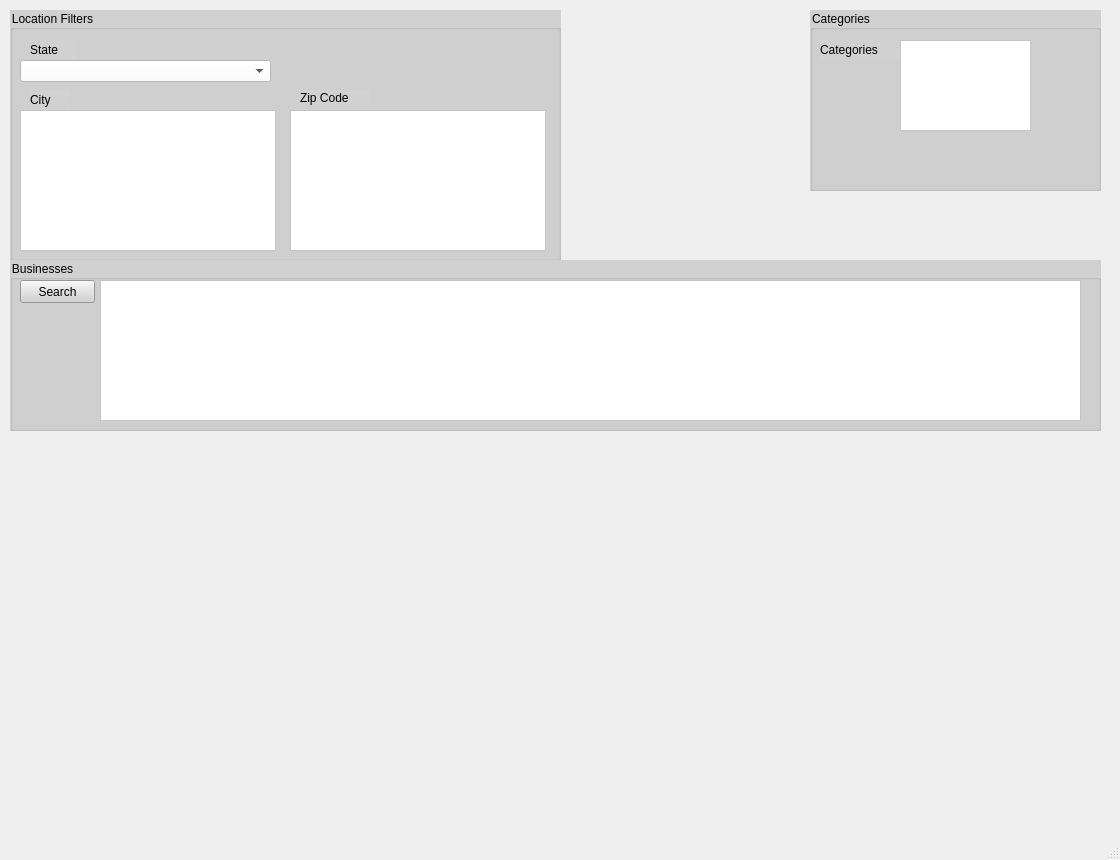
Above: ProjectUI.ui from Quickbick/YelpDatasetChallenge before the change. Below: the same form after it.
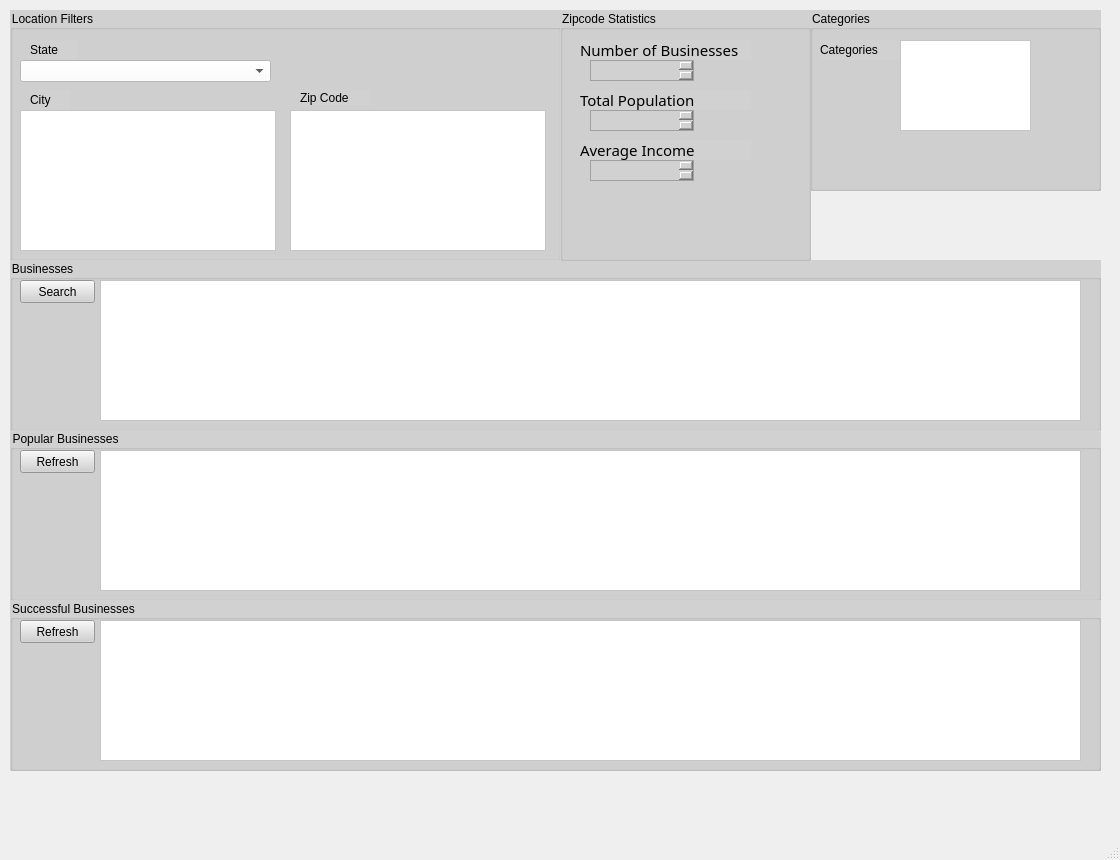
That is the form after the change.

Commit message: added zipdata to database and GUI

Patch:
```diff
--- a/ProjectUI.ui
+++ b/ProjectUI.ui
@@ -206,6 +206,240 @@
      </property>
     </widget>
    </widget>
+   <widget class="QGroupBox" name="businessGroup_4">
+    <property name="geometry">
+     <rect>
+      <x>560</x>
+      <y>10</y>
+      <width>251</width>
+      <height>251</height>
+     </rect>
+    </property>
+    <property name="styleSheet">
+     <string notr="true">font: 11pt &quot;Lucida Sans&quot;;
+background-color: rgb(209, 209, 209);</string>
+    </property>
+    <property name="title">
+     <string>Zipcode Statistics</string>
+    </property>
+    <widget class="QLabel" name="label_7">
+     <property name="geometry">
+      <rect>
+       <x>20</x>
+       <y>30</y>
+       <width>171</width>
+       <height>20</height>
+      </rect>
+     </property>
+     <property name="font">
+      <font>
+       <family>Lucida Sans</family>
+       <pointsize>11</pointsize>
+       <weight>50</weight>
+       <italic>false</italic>
+       <bold>false</bold>
+      </font>
+     </property>
+     <property name="text">
+      <string>Number of Businesses</string>
+     </property>
+    </widget>
+    <widget class="QTextEdit" name="numBusinesses">
+     <property name="geometry">
+      <rect>
+       <x>30</x>
+       <y>50</y>
+       <width>104</width>
+       <height>21</height>
+      </rect>
+     </property>
+     <property name="html">
+      <string>&lt;!DOCTYPE HTML PUBLIC &quot;-//W3C//DTD HTML 4.0//EN&quot; &quot;http://www.w3.org/TR/REC-html40/strict.dtd&quot;&gt;
+&lt;html&gt;&lt;head&gt;&lt;meta name=&quot;qrichtext&quot; content=&quot;1&quot; /&gt;&lt;style type=&quot;text/css&quot;&gt;
+p, li { white-space: pre-wrap; }
+&lt;/style&gt;&lt;/head&gt;&lt;body style=&quot; font-family:'Lucida Sans'; font-size:11pt; font-weight:400; font-style:normal;&quot;&gt;
+&lt;p style=&quot;-qt-paragraph-type:empty; margin-top:0px; margin-bottom:0px; margin-left:0px; margin-right:0px; -qt-block-indent:0; text-indent:0px;&quot;&gt;&lt;br /&gt;&lt;/p&gt;&lt;/body&gt;&lt;/html&gt;</string>
+     </property>
+    </widget>
+    <widget class="QLabel" name="label_8">
+     <property name="geometry">
+      <rect>
+       <x>20</x>
+       <y>80</y>
+       <width>171</width>
+       <height>20</height>
+      </rect>
+     </property>
+     <property name="font">
+      <font>
+       <family>Lucida Sans</family>
+       <pointsize>11</pointsize>
+       <weight>50</weight>
+       <italic>false</italic>
+       <bold>false</bold>
+      </font>
+     </property>
+     <property name="text">
+      <string>Total Population</string>
+     </property>
+    </widget>
+    <widget class="QTextEdit" name="totalPop">
+     <property name="geometry">
+      <rect>
+       <x>30</x>
+       <y>100</y>
+       <width>104</width>
+       <height>21</height>
+      </rect>
+     </property>
+     <property name="html">
+      <string>&lt;!DOCTYPE HTML PUBLIC &quot;-//W3C//DTD HTML 4.0//EN&quot; &quot;http://www.w3.org/TR/REC-html40/strict.dtd&quot;&gt;
+&lt;html&gt;&lt;head&gt;&lt;meta name=&quot;qrichtext&quot; content=&quot;1&quot; /&gt;&lt;style type=&quot;text/css&quot;&gt;
+p, li { white-space: pre-wrap; }
+&lt;/style&gt;&lt;/head&gt;&lt;body style=&quot; font-family:'Lucida Sans'; font-size:11pt; font-weight:400; font-style:normal;&quot;&gt;
+&lt;p style=&quot;-qt-paragraph-type:empty; margin-top:0px; margin-bottom:0px; margin-left:0px; margin-right:0px; -qt-block-indent:0; text-indent:0px;&quot;&gt;&lt;br /&gt;&lt;/p&gt;&lt;/body&gt;&lt;/html&gt;</string>
+     </property>
+    </widget>
+    <widget class="QLabel" name="label_9">
+     <property name="geometry">
+      <rect>
+       <x>20</x>
+       <y>130</y>
+       <width>171</width>
+       <height>20</height>
+      </rect>
+     </property>
+     <property name="font">
+      <font>
+       <family>Lucida Sans</family>
+       <pointsize>11</pointsize>
+       <weight>50</weight>
+       <italic>false</italic>
+       <bold>false</bold>
+      </font>
+     </property>
+     <property name="text">
+      <string>Average Income</string>
+     </property>
+    </widget>
+    <widget class="QTextEdit" name="averageIncome">
+     <property name="geometry">
+      <rect>
+       <x>30</x>
+       <y>150</y>
+       <width>104</width>
+       <height>21</height>
+      </rect>
+     </property>
+     <property name="html">
+      <string>&lt;!DOCTYPE HTML PUBLIC &quot;-//W3C//DTD HTML 4.0//EN&quot; &quot;http://www.w3.org/TR/REC-html40/strict.dtd&quot;&gt;
+&lt;html&gt;&lt;head&gt;&lt;meta name=&quot;qrichtext&quot; content=&quot;1&quot; /&gt;&lt;style type=&quot;text/css&quot;&gt;
+p, li { white-space: pre-wrap; }
+&lt;/style&gt;&lt;/head&gt;&lt;body style=&quot; font-family:'Lucida Sans'; font-size:11pt; font-weight:400; font-style:normal;&quot;&gt;
+&lt;p style=&quot;-qt-paragraph-type:empty; margin-top:0px; margin-bottom:0px; margin-left:0px; margin-right:0px; -qt-block-indent:0; text-indent:0px;&quot;&gt;&lt;br /&gt;&lt;/p&gt;&lt;/body&gt;&lt;/html&gt;</string>
+     </property>
+    </widget>
+   </widget>
+   <widget class="QGroupBox" name="businessGroup_5">
+    <property name="geometry">
+     <rect>
+      <x>10</x>
+      <y>430</y>
+      <width>1091</width>
+      <height>171</height>
+     </rect>
+    </property>
+    <property name="styleSheet">
+     <string notr="true">font: 11pt &quot;Lucida Sans&quot;;
+background-color: rgb(209, 209, 209);</string>
+    </property>
+    <property name="title">
+     <string>Popular Businesses</string>
+    </property>
+    <widget class="QTableWidget" name="businessTable_2">
+     <property name="geometry">
+      <rect>
+       <x>90</x>
+       <y>20</y>
+       <width>981</width>
+       <height>141</height>
+      </rect>
+     </property>
+     <property name="styleSheet">
+      <string notr="true">background-color: rgb(255, 255, 255);
+font: 10pt &quot;Lucida Sans&quot;;</string>
+     </property>
+     <attribute name="horizontalHeaderStretchLastSection">
+      <bool>true</bool>
+     </attribute>
+     <attribute name="verticalHeaderVisible">
+      <bool>false</bool>
+     </attribute>
+    </widget>
+    <widget class="QPushButton" name="popularRefresh">
+     <property name="geometry">
+      <rect>
+       <x>10</x>
+       <y>20</y>
+       <width>75</width>
+       <height>23</height>
+      </rect>
+     </property>
+     <property name="text">
+      <string>Refresh</string>
+     </property>
+    </widget>
+   </widget>
+   <widget class="QGroupBox" name="businessGroup_6">
+    <property name="geometry">
+     <rect>
+      <x>10</x>
+      <y>600</y>
+      <width>1091</width>
+      <height>171</height>
+     </rect>
+    </property>
+    <property name="styleSheet">
+     <string notr="true">font: 11pt &quot;Lucida Sans&quot;;
+background-color: rgb(209, 209, 209);</string>
+    </property>
+    <property name="title">
+     <string>Successful Businesses</string>
+    </property>
+    <widget class="QTableWidget" name="businessTable_3">
+     <property name="geometry">
+      <rect>
+       <x>90</x>
+       <y>20</y>
+       <width>981</width>
+       <height>141</height>
+      </rect>
+     </property>
+     <property name="styleSheet">
+      <string notr="true">background-color: rgb(255, 255, 255);
+font: 10pt &quot;Lucida Sans&quot;;</string>
+     </property>
+     <attribute name="horizontalHeaderStretchLastSection">
+      <bool>true</bool>
+     </attribute>
+     <attribute name="verticalHeaderVisible">
+      <bool>false</bool>
+     </attribute>
+    </widget>
+    <widget class="QPushButton" name="successfulRefresh">
+     <property name="geometry">
+      <rect>
+       <x>10</x>
+       <y>20</y>
+       <width>75</width>
+       <height>23</height>
+      </rect>
+     </property>
+     <property name="text">
+      <string>Refresh</string>
+     </property>
+    </widget>
+   </widget>
   </widget>
   <widget class="QMenuBar" name="menubar">
    <property name="geometry">
```
The commit also changes 3 other files.
